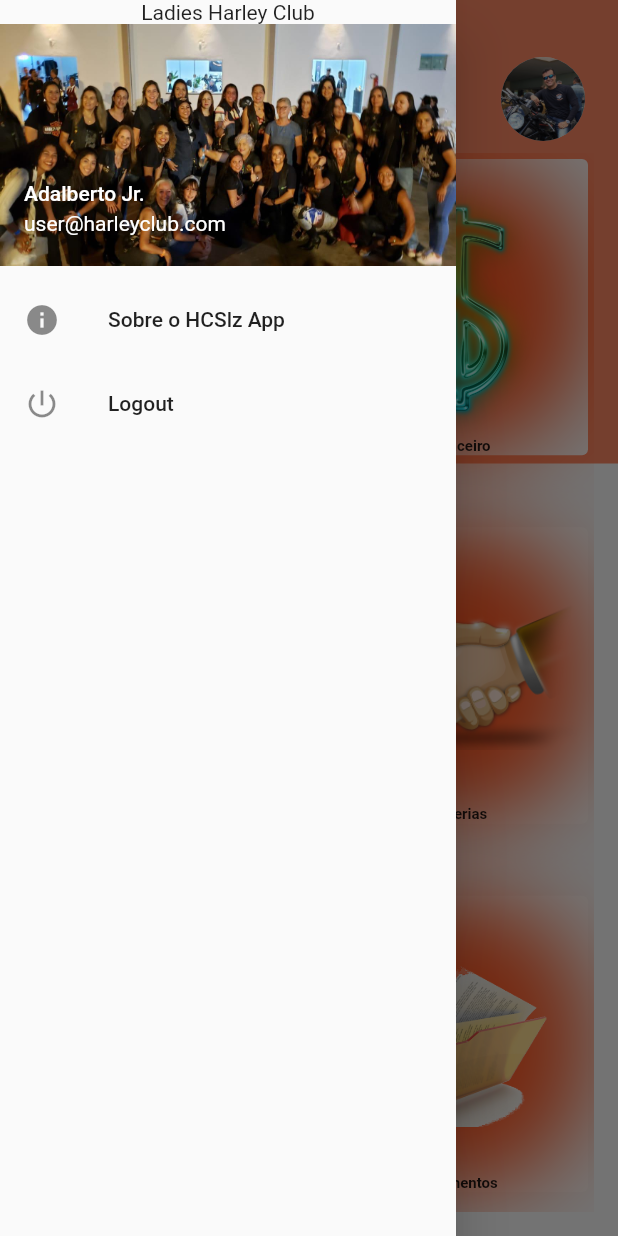
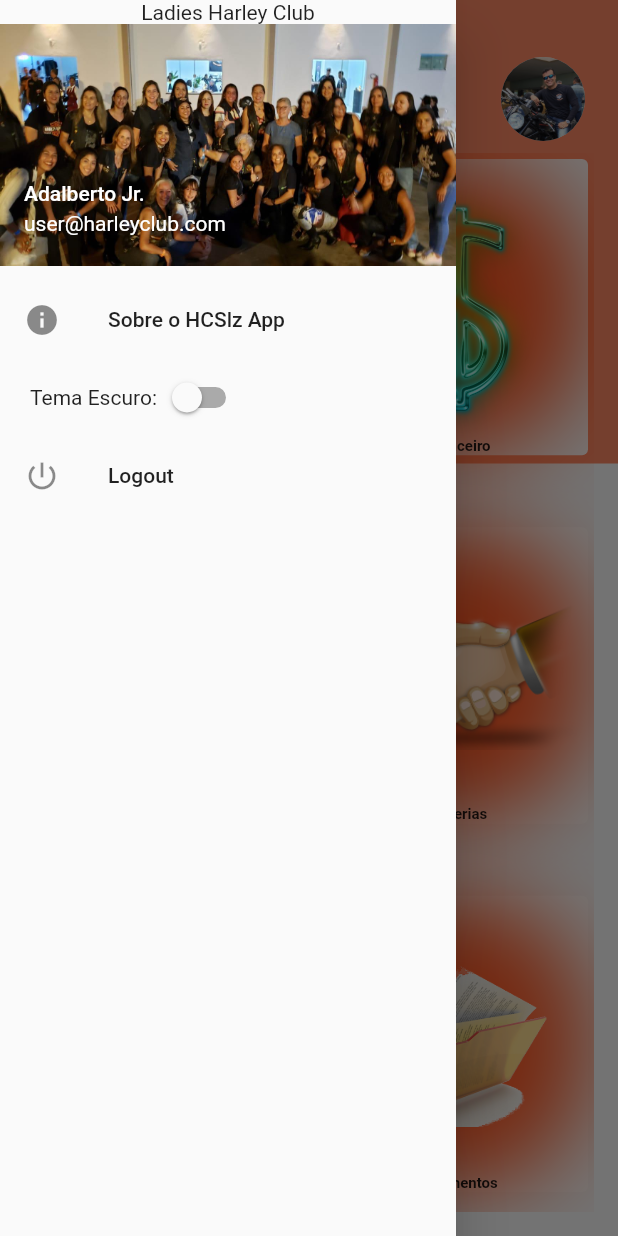
Before and after one commit to adalbertojr-git/hcslzapp-V0, a Flutter app: the Dashboard screen opened directly, with the side drawer open, on a phone screen of 412 x 824 dp. Run offline on Flutter 3.47's test engine with Material 2 defaults, Android fonts, the phone set to English and light mode, and no system bars; our stand-ins replace flare_flutter, google_maps_flutter, image_picker, location, splashscreen, table_calendar; missing offline and left inert: http_interceptor.

Commit message:
Componente para alterar tema
Signed-off-by: adalbertojr-git <atajr@lsdi.ufma.br>

```diff
--- /dev/null
+++ b/lib/controllers/app.controller.dart
@@ -0,0 +1,12 @@
+import 'package:flutter/cupertino.dart';
+
+class AppController extends ChangeNotifier {
+
+  static AppController instance = AppController();
+  bool isDarkTheme = false;
+
+  changeTheme () {
+    isDarkTheme = !isDarkTheme;
+    notifyListeners();
+  }
+}
--- a/lib/pages/dashboard/dashboard.dart
+++ b/lib/pages/dashboard/dashboard.dart
@@ -1,4 +1,5 @@
 import 'package:flutter/material.dart';
+import 'package:hcslzapp/controllers/app.controller.dart';
 import 'package:hcslzapp/pages/about/about.dart';
 import 'package:hcslzapp/pages/associated/associated.update.dart';
 import 'package:hcslzapp/pages/boutique/boutique.list.dart';
@@ -12,22 +13,20 @@ import 'package:hcslzapp/pages/partnership/partnership.list.dart';
 import 'package:hcslzapp/pages/ride/my.ride.dart';
 
 class Dashboard extends StatelessWidget {
-
   BuildContext gContext;
 
   @override
   Widget build(BuildContext context) {
     gContext = context;
     return Scaffold(
-      drawer: drawr,
       body: Stack(
         children: <Widget>[dashBg, content],
       ),
+      drawer: drawr,
     );
   }
 
-  get drawr =>
-      Drawer(
+  get drawr => Drawer(
         child: ListView(
           children: <Widget>[
             Text(
@@ -53,6 +52,22 @@ class Dashboard extends StatelessWidget {
                 Navigator.pop(gContext);
               },
             ),
+            Row(
+              children: [
+                SizedBox(
+                  width: 20.0,
+                ),
+                Text('Tema Escuro:'),
+                Container(
+                  child: Switch(
+                    value: AppController.instance.isDarkTheme,
+                    onChanged: (value) {
+                      AppController.instance.changeTheme();
+                    },
+                  ),
+                ),
+              ],
+            ),
             ListTile(
               leading: Icon(Icons.power_settings_new),
               title: Text("Logout"),
@@ -64,8 +79,7 @@ class Dashboard extends StatelessWidget {
         ),
       );
 
-  get dashBg =>
-      Column(
+  get dashBg => Column(
         children: <Widget>[
           Expanded(
             child: Container(color: Colors.deepOrange[300]),
@@ -78,8 +92,7 @@ class Dashboard extends StatelessWidget {
         ],
       );
 
-  get content =>
-      Container(
+  get content => Container(
         child: Column(
           children: <Widget>[
             header,
@@ -88,8 +101,7 @@ class Dashboard extends StatelessWidget {
         ),
       );
 
-  get header =>
-      ListTile(
+  get header => ListTile(
         contentPadding: EdgeInsets.only(left: 40, right: 20, top: 30),
         title: Text(
           'Ola, Adalberto',
@@ -106,8 +118,7 @@ class Dashboard extends StatelessWidget {
         ),
       );
 
-  get grid =>
-      Expanded(
+  get grid => Expanded(
         child: Container(
           padding: EdgeInsets.only(left: 16, right: 16, bottom: 16),
           child: GridView.count(
@@ -300,7 +311,6 @@ class Dashboard extends StatelessWidget {
           ),
         ),
       );
-
 }
 
 class GridButton extends StatelessWidget {
--- a/lib/pages/dependent/dependent.add.dart
+++ b/lib/pages/dependent/dependent.add.dart
@@ -173,8 +173,6 @@ class _DependentAddState extends State<DependentAdd> {
                         },
                       );
                     },
-                    activeTrackColor: Colors.blue,
-                    activeColor: Colors.orange,
                   ),
                 ),
               ],
@@ -223,6 +221,7 @@ class _DependentAddState extends State<DependentAdd> {
     final String nome = _controladorNome.text;
     final String email = _controladorEmail.text;
     final String telefone = _controladorTelefone.text;
+    final String cpf = _controladorTelefone.text;
 
     debugPrint('nome $nome');
 
@@ -235,7 +234,7 @@ class _DependentAddState extends State<DependentAdd> {
 
     if (nome != '' && email != '' && telefone != '') {
       final dependenteCriado = Dependent(
-          0, nome, email, telefone, tipoSanguineo, dataNascimento, membroHC);
+          0, nome, email, telefone, cpf, tipoSanguineo, dataNascimento, membroHC);
       debugPrint('$dependenteCriado');
       /*
       pop = manda resposta para o push (then)
--- a/lib/pages/login/login.dart
+++ b/lib/pages/login/login.dart
@@ -210,7 +210,7 @@ class Login extends StatelessWidget {
   }
 
   void _showDashboardPage(BuildContext context) {
-    Navigator.push(
+    Navigator.pushReplacement(
       context,
       MaterialPageRoute(builder: (context) {
         return Dashboard();
```
Also changed, not shown: lib/main.dart (+12 -4 lines), lib/models/dependent.dart (+5 -2 lines), lib/pages/associated/associated.update.dart (+13 -13 lines). Lines whose indentation alone changed are shown as unchanged.
